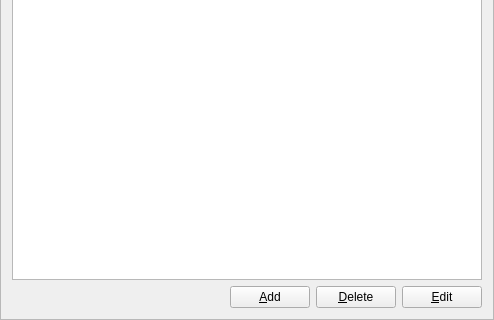
This is Combo/ComboTableFrame.ui in xmichelo/Beeftext as Qt 5 draws it before an edit; both pictures show x 0 to 494 and y 175 to 495 of the 494 by 495 pixel window. The edited form follows.
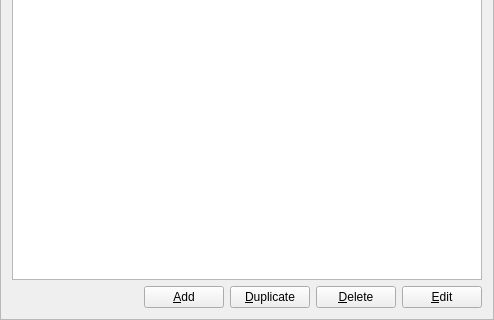
This is the edited form.

Commit message: Implemented combo duplication.

```diff
--- a/Combo/ComboTableFrame.ui
+++ b/Combo/ComboTableFrame.ui
@@ -152,6 +152,13 @@
        </property>
       </widget>
      </item>
+     <item>
+      <widget class="QPushButton" name="buttonDuplicateCombo">
+       <property name="text">
+        <string>&amp;Duplicate</string>
+       </property>
+      </widget>
+     </item>
      <item>
       <widget class="QPushButton" name="buttonDeleteCombo">
        <property name="text">
```
Left out of the diff: 68 changed lines with no effect on the pictures. The commit also changes 6 other files.
